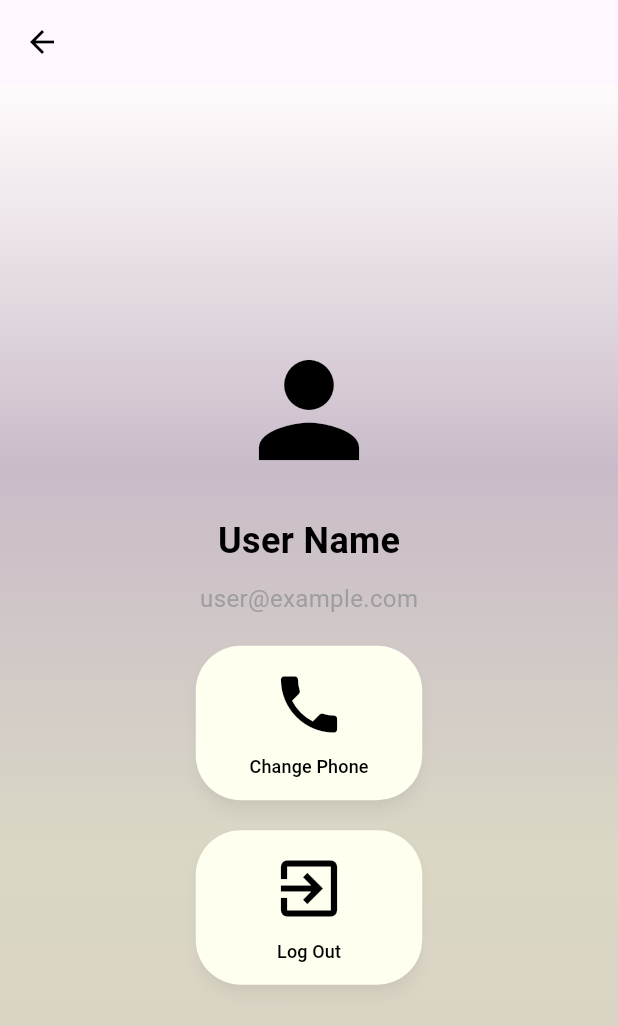
After one commit to Order227/KidCruiser, a Flutter app: the screen it shows after launch, after a tap on the "settings" icon, on a phone screen of 412 x 824 dp. The commit adds this screen. Shown: the top 1026 px of the screen. Run offline on Flutter 3.47's test engine with Material 3 defaults, Android fonts, the phone set to English and light mode, and no system bars; our stand-ins replace cloud_firestore, firebase_auth, firebase_core; accounts and stored records are empty.

Commit message:
profil kısımları eklendi sağ üstte ayarlar simgesine tıklanılmalı

```diff
--- a/lib/Pages/Hostess/HostessBase.dart
+++ b/lib/Pages/Hostess/HostessBase.dart
@@ -1,6 +1,8 @@
 import 'package:flutter/material.dart';
 import 'package:mobile_dev/Pages/Home/HomePage.dart';
+import 'package:mobile_dev/Pages/Hostess/hostessProfil.dart';
 import 'package:mobile_dev/Pages/hostess/CheckChild.dart';
+import 'package:mobile_dev/Pages/Parent/ParentBase.dart'; // Profil sayfasını ekledim
 
 class start_cruise_page extends StatefulWidget {
   @override
@@ -127,6 +129,7 @@ class _start_cruise_pageState extends State<start_cruise_page> {
                   ),
                 ),
               ),
+
               // LOGO HEADER
               Positioned(
                 top: MediaQuery.of(context).size.height * 0.05,
@@ -138,7 +141,22 @@ class _start_cruise_pageState extends State<start_cruise_page> {
                     height: MediaQuery.of(context).size.height * 0.2,
                   ),
                 ),
-              )
+              ),
+
+              // Profile Button
+              Positioned(
+                top: 10,
+                right: 10,
+                child: IconButton(
+                  icon: Icon(Icons.settings),
+                  onPressed: () {
+                    Navigator.push(
+                      context,
+                      MaterialPageRoute(builder: (context) => hostessProfilePage()),
+                    );
+                  },
+                ),
+              ),
             ],
           ),
         ),
--- /dev/null
+++ b/lib/Pages/Hostess/hostessProfil.dart
@@ -0,0 +1,158 @@
+import 'package:flutter/material.dart';
+import 'package:mobile_dev/Pages/Hostess/HostessBase.dart';
+import 'package:mobile_dev/Pages/Parent/ParentBase.dart';
+import 'package:mobile_dev/Pages/Parent/changePhoneNumberPage.dart';
+
+class hostessProfilePage extends StatelessWidget {
+  @override
+  Widget build(BuildContext context) {
+    return MaterialApp(
+      debugShowCheckedModeBanner: false,
+      home: Scaffold(
+        body: SafeArea(
+          child: Container(
+            width: MediaQuery.of(context).size.width,
+            height: MediaQuery.of(context).size.height,
+            clipBehavior: Clip.antiAlias,
+            decoration: ShapeDecoration(
+              gradient: LinearGradient(
+                begin: Alignment(0.00, -1.00),
+                end: Alignment(0, 1),
+                colors: [
+                  Color(0xDBFFFBFB),
+                  Color(0xF1C6B8C6),
+                  Color(0xF3D8D6C2),
+                  Color(0xFFDBCFC4),
+                ],
+              ),
+              shape: RoundedRectangleBorder(
+                borderRadius: BorderRadius.circular(0),
+              ),
+            ),
+            child: Center(
+              child: Column(
+                mainAxisAlignment: MainAxisAlignment.center,
+                children: [
+                  Icon(
+                    Icons.person,
+                    size: 100.0,
+                    color: Colors.black,
+                  ),
+                  SizedBox(height: 20.0),
+                  Text(
+                    'User Name', // Kullanıcı adınızı dinamik olarak değiştirebilirsiniz
+                    style: TextStyle(
+                      fontSize: 24.0,
+                      fontWeight: FontWeight.bold,
+                      color: Colors.black, // ParentBase'deki stil ile uyumlu renk
+                    ),
+                  ),
+                  SizedBox(height: 10.0),
+                  Text(
+                    'user@example.com', // Kullanıcı e-posta adresinizi dinamik olarak değiştirebilirsiniz
+                    style: TextStyle(
+                      fontSize: 16.0,
+                      color: Colors.grey,
+                    ),
+                  ),
+                  SizedBox(height: 20.0),
+                  ElevatedButton(
+                    onPressed: () {
+                      Navigator.push(
+                        context,
+                        MaterialPageRoute(builder: (context) => ChangePhoneNumberPage()),
+                      );
+                    },
+                    style: ElevatedButton.styleFrom(
+                      primary: Color(0xFFFEFFEE),
+                      shape: RoundedRectangleBorder(
+                        borderRadius: BorderRadius.circular(30.0),
+                      ),
+                      shadowColor: Color(0x3F000000),
+                      elevation: 4,
+                    ),
+                    child: Container(
+                      width: MediaQuery.of(context).size.width * 0.25,
+                      height: MediaQuery.of(context).size.width * 0.25,
+                      child: Center(
+                        child: Column(
+                          mainAxisAlignment: MainAxisAlignment.center,
+                          children: [
+                            Icon(
+                              Icons.phone,
+                              color: Colors.black,
+                              size: 50.0,
+                            ),
+                            SizedBox(height: 8.0),
+                            Text(
+                              'Change Phone',
+                              style: TextStyle(
+                                color: Colors.black,
+                                fontSize: 12.0,
+                              ),
+                            ),
+                          ],
+                        ),
+                      ),
+                    ),
+                  ),
+                  SizedBox(height: 20.0),
+                  ElevatedButton(
+                    onPressed: () {
+                      // Profil sayfasından çıkış yapmak veya başka bir işlem yapmak için buraya ilgili kodu ekleyebilirsiniz
+                    },
+                    style: ElevatedButton.styleFrom(
+                      primary: Color(0xFFFEFFEE),
+                      shape: RoundedRectangleBorder(
+                        borderRadius: BorderRadius.circular(30.0),
+                      ),
+                      shadowColor: Color(0x3F000000),
+                      elevation: 4,
+                    ),
+                    child: Container(
+                      width: MediaQuery.of(context).size.width * 0.25,
+                      height: MediaQuery.of(context).size.width * 0.25,
+                      child: Center(
+                        child: Column(
+                          mainAxisAlignment: MainAxisAlignment.center,
+                          children: [
+                            Icon(
+                              Icons.exit_to_app,
+                              color: Colors.black,
+                              size: 50.0,
+                            ),
+                            SizedBox(height: 8.0),
+                            Text(
+                              'Log Out',
+                              style: TextStyle(
+                                color: Colors.black,
+                                fontSize: 12.0,
+                              ),
+                            ),
+                          ],
+                        ),
+                      ),
+                    ),
+                  ),
+                ],
+              ),
+            ),
+          ),
+        ),
+        appBar: AppBar(
+          backgroundColor: Colors.transparent,
+          elevation: 0,
+          leading: IconButton(
+            icon: Icon(Icons.arrow_back, color: Colors.black),
+            onPressed: () {
+              Navigator.pushReplacement(
+                context,
+                MaterialPageRoute(builder: (context) => start_cruise_page()),
+              );
+            },
+          ),
+        ),
+      ),
+    );
+  }
+}
--- a/lib/main.dart
+++ b/lib/main.dart
@@ -1,6 +1,10 @@
 import 'package:flutter/material.dart';
 import 'package:mobile_dev/DAOServices/MyFirebase.dart';
+import 'package:mobile_dev/Pages/Hostess/CheckChild.dart';
+import 'package:mobile_dev/Pages/Hostess/HostessBase.dart';
 import 'package:mobile_dev/Pages/Parent/ChildrenProvider.dart';
+import 'package:mobile_dev/Pages/Parent/ParentBase.dart';
+import 'package:mobile_dev/Pages/Parent/parentProfile.dart';
 import 'package:provider/provider.dart';
 import 'Pages/Home/HomePage.dart';
 
@@ -15,7 +19,7 @@ class MyApp extends StatelessWidget  {
   Widget build(BuildContext context) {
     return MaterialApp(
 
-      home:homePage(),
+      home:start_cruise_page(),
     );
   }
 }
```
Also changed, not shown: lib/Pages/Parent/ParentBase.dart (+30 -23 lines), lib/Pages/Parent/changePhoneNumberPage.dart (added, +161 -0 lines), lib/Pages/Parent/parentProfile.dart (added, +157 -0 lines), pubspec.lock.
